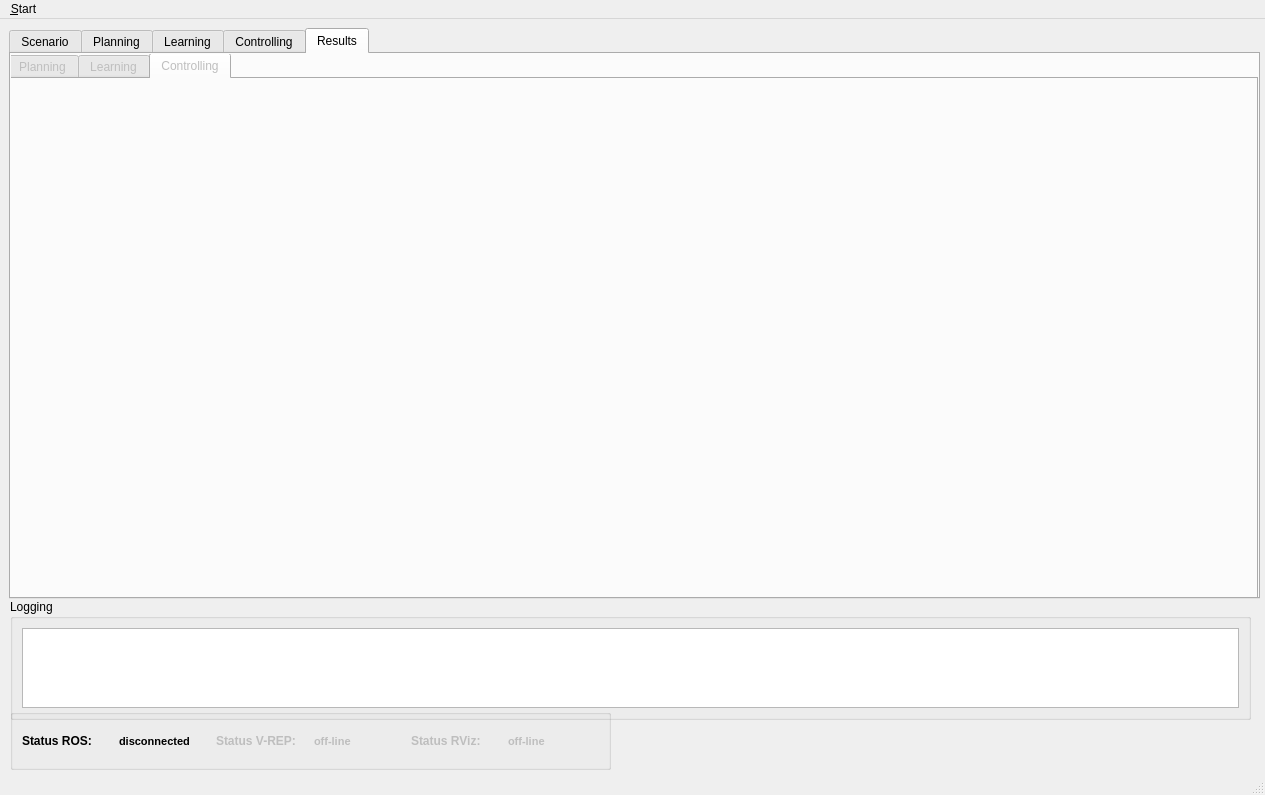
zohannn/motion_manager, file ui/main_window.ui: the form before one commit.
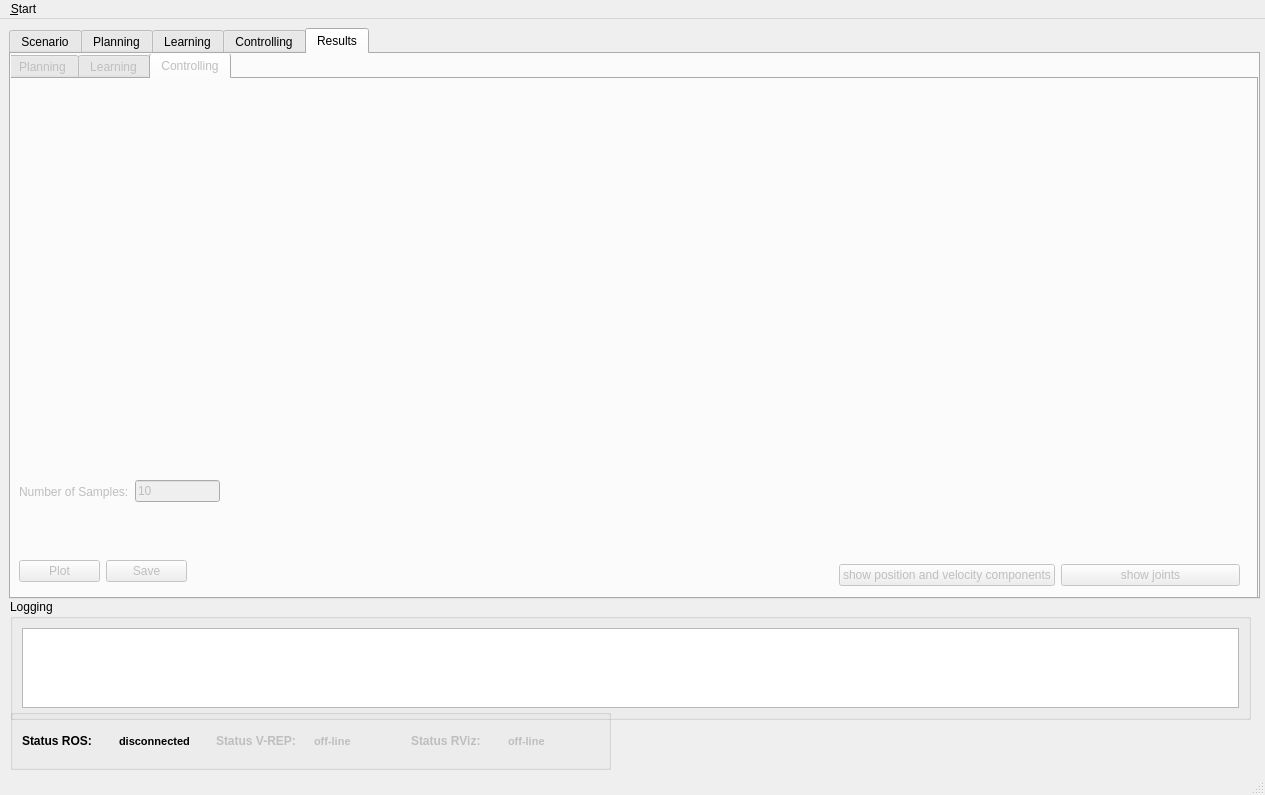
The form after the commit. The open tabs and pages were chosen to show the change. Icons and pictures are not drawn. Custom widgets are drawn as their Qt base class.

Commit message: hand plots added in control

What changed in the file:
```diff
--- a/ui/main_window.ui
+++ b/ui/main_window.ui
@@ -11900,6 +11900,105 @@
        <attribute name="title">
         <string>Controlling</string>
        </attribute>
+       <widget class="QWidget" name="layoutWidget">
+        <property name="geometry">
+         <rect>
+          <x>10</x>
+          <y>480</y>
+          <width>168</width>
+          <height>25</height>
+         </rect>
+        </property>
+        <layout class="QHBoxLayout" name="horizontalLayout_297">
+         <item>
+          <widget class="QPushButton" name="pushButton_control_plot">
+           <property name="text">
+            <string>Plot</string>
+           </property>
+          </widget>
+         </item>
+         <item>
+          <widget class="QPushButton" name="pushButton_control_save">
+           <property name="text">
+            <string>Save</string>
+           </property>
+          </widget>
+         </item>
+        </layout>
+       </widget>
+       <widget class="QWidget" name="layoutWidget">
+        <property name="geometry">
+         <rect>
+          <x>830</x>
+          <y>484</y>
+          <width>401</width>
+          <height>25</height>
+         </rect>
+        </property>
+        <layout class="QHBoxLayout" name="horizontalLayout_298">
+         <item>
+          <widget class="QPushButton" name="pushButton_control_pos_vel_comps">
+           <property name="text">
+            <string>show position and velocity components</string>
+           </property>
+          </widget>
+         </item>
+         <item>
+          <widget class="QPushButton" name="pushButton_control_joints">
+           <property name="text">
+            <string>show joints</string>
+           </property>
+          </widget>
+         </item>
+        </layout>
+       </widget>
+       <widget class="QWidget" name="layoutWidget">
+        <property name="geometry">
+         <rect>
+          <x>10</x>
+          <y>400</y>
+          <width>201</width>
+          <height>25</height>
+         </rect>
+        </property>
+        <layout class="QHBoxLayout" name="horizontalLayout_300">
+         <item>
+          <widget class="QLabel" name="label_n_samples">
+           <property name="enabled">
+            <bool>false</bool>
+           </property>
+           <property name="text">
+            <string>Number of Samples:</string>
+           </property>
+          </widget>
+         </item>
+         <item>
+          <widget class="QLineEdit" name="lineEdit_n_samples_value">
+           <property name="text">
+            <string>10</string>
+           </property>
+          </widget>
+         </item>
+        </layout>
+       </widget>
+       <widget class="QWidget" name="">
+        <property name="geometry">
+         <rect>
+          <x>11</x>
+          <y>10</y>
+          <width>1221</width>
+          <height>381</height>
+         </rect>
+        </property>
+        <layout class="QHBoxLayout" name="horizontalLayout_299">
+         <item>
+          <widget class="QWidget" name="plot_control_hand_pos" native="true"/>
+         </item>
+         <item>
+          <widget class="QCustomPlot" name="plot_control_hand_vel" native="true"/>
+         </item>
+        </layout>
+       </widget>
       </widget>
      </widget>
     </widget>
```
Left out of the diff: 66 changed lines with no effect on the pictures. The commit also changes 6 other files.
